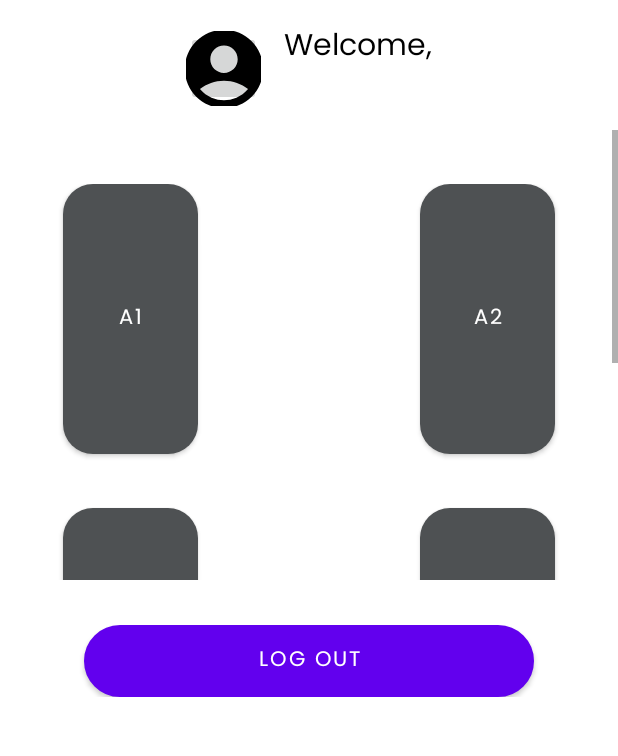
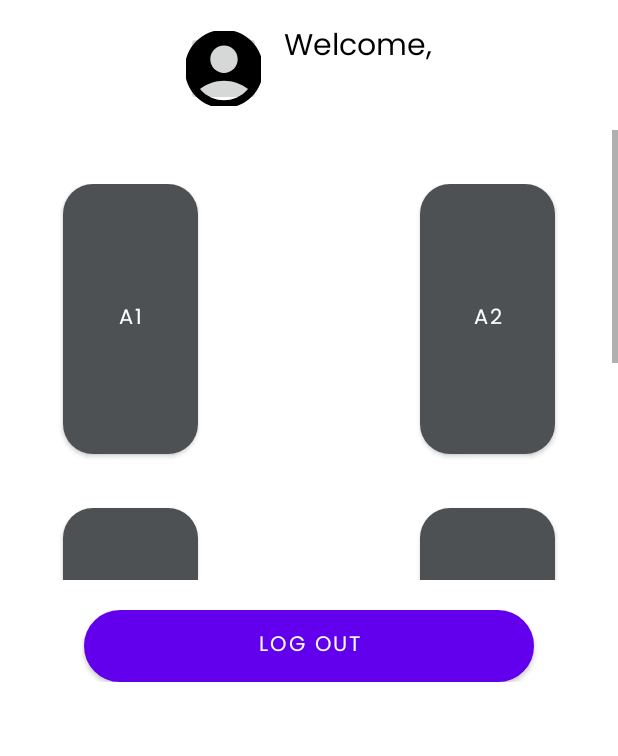
Before and after one commit to Benedict25/BookACafe, an Android app: the CashierHomeFragment screen opened directly, with no data from a screen before it, on a phone screen of 412 x 824 dp, the part 279-1035 px from its top. Run offline under Robolectric (Android 15) with nearby library versions, the light colour scheme and no system bars; 3 statements that could not run were skipped.

Commit message:
Update Currency Format n Cashier Menu Layout

```diff
--- a/app/src/main/java/com/example/bookacafe/view/ListMenuAdapter.kt
+++ b/app/src/main/java/com/example/bookacafe/view/ListMenuAdapter.kt
@@ -14,10 +14,12 @@ import com.example.bookacafe.controller.MenuControllers
 import com.example.bookacafe.databinding.ItemMenusBinding
 import com.example.bookacafe.model.Menu
 import com.squareup.picasso.Picasso
+import java.text.DecimalFormat
 
 class ListMenuAdapter(private val menus : ArrayList<Menu>) : RecyclerView.Adapter<ListMenuAdapter.ListViewHolder>() {
     var onItemClick: ((Menu) -> Unit)? = null
     var context: Context? = null
+    private val formatter = DecimalFormat("#,###")
 
     override fun onCreateViewHolder(viewGroup : ViewGroup, i : Int) : ListViewHolder {
         val binding = ItemMenusBinding.inflate(LayoutInflater.from(viewGroup.context), viewGroup, false)
@@ -39,7 +41,7 @@ class ListMenuAdapter(private val menus : ArrayList<Menu>) : RecyclerView.Adapte
             with(binding) {
 
                 tvMenuName.text = menu.name
-                tvMenuPrice.text = menu.price.toString()
+                tvMenuPrice.text = "Rp"+formatter.format(menu.price)
                 Picasso.get().load(menu.imagePath).into(imgMenuCover)
                 btnAdd.setOnClickListener() {
                     showAddToCartDialog(menu)
--- a/app/src/main/res/layout/cashier_fnb_not_served.xml
+++ b/app/src/main/res/layout/cashier_fnb_not_served.xml
@@ -15,6 +15,7 @@
         android:fontFamily="@font/poppins_bold"
         android:text="@string/not_served_menu"
         android:textStyle="bold"
+        android:layout_marginTop="10dp"
         android:textSize="20sp" />
 
     <androidx.recyclerview.widget.RecyclerView
--- a/app/src/main/res/layout/fragment_cashier_home.xml
+++ b/app/src/main/res/layout/fragment_cashier_home.xml
@@ -148,7 +148,7 @@
         android:layout_width="match_parent"
         android:layout_height="wrap_content"
         android:gravity="center"
-        android:layout_marginTop="30dp">
+        android:layout_marginTop="20dp">
         <Button
             android:id="@+id/buttonLogOut"
             android:layout_width="300dp"
```
